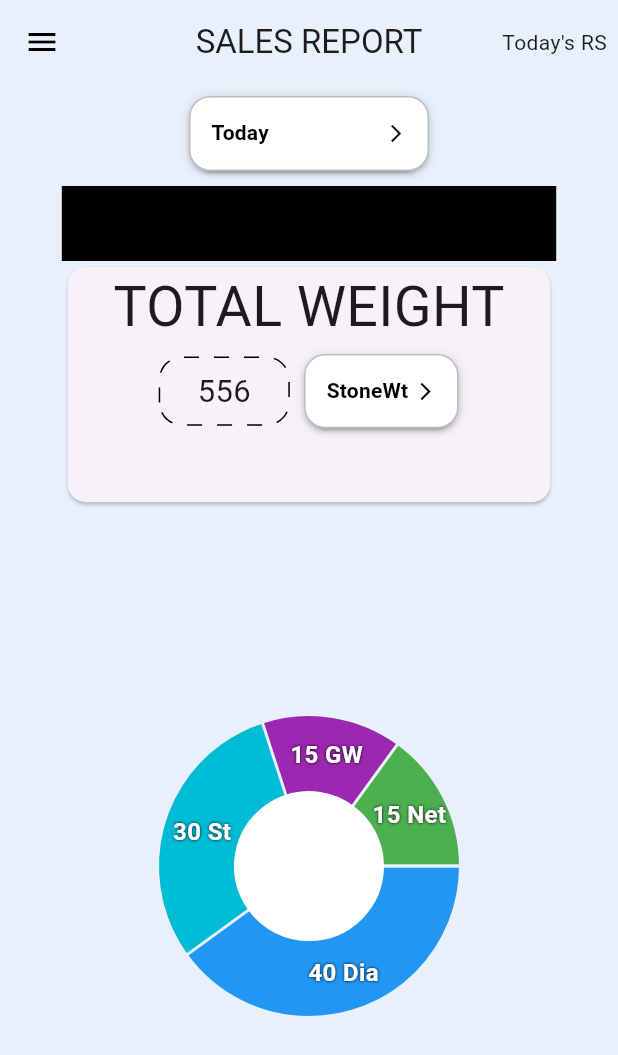
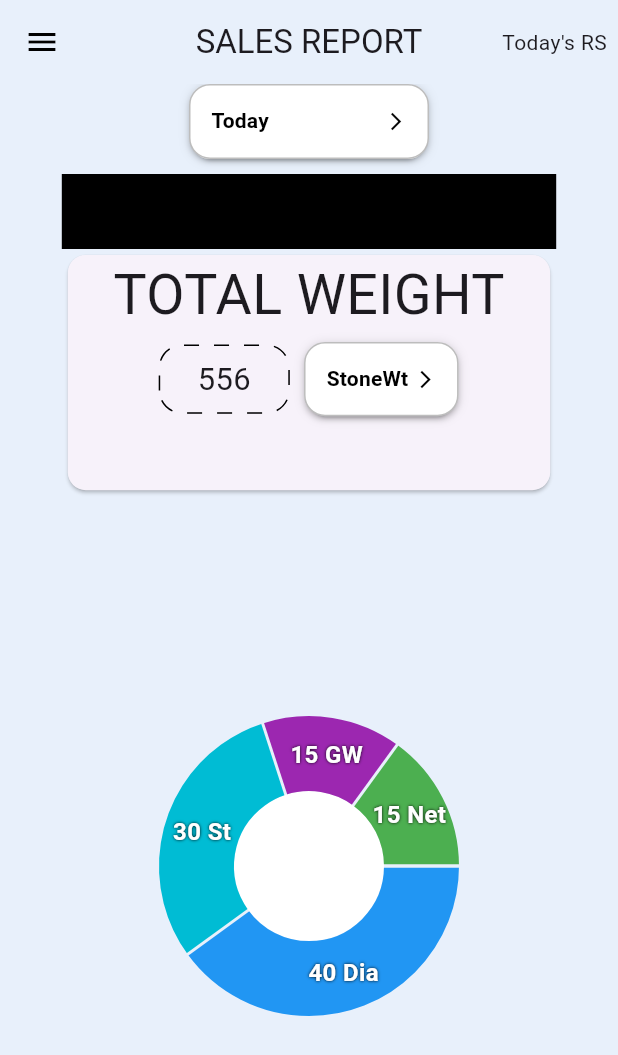
Before and after one commit to gaseer/gramboo_sales_details, a Flutter app: the screen it shows after launch, on a phone screen of 412 x 824 dp. Shown: the top 1055 px of the screen. Run offline on Flutter 3.47's test engine with Material 3 defaults, Android fonts, the phone set to English and light mode, and no system bars; drawn by our look-alikes of dotted_border, dropdown_button2, fl_chart; our stand-ins replace flutter_riverpod, fpdart.

Commit message:
added pie chart, reduced widgets

```diff
--- a/lib/features/sales_report/screens/salesReport_screen.dart
+++ b/lib/features/sales_report/screens/salesReport_screen.dart
@@ -35,10 +35,7 @@ class _SalesReportScreenState extends ConsumerState<SalesReportScreen> {
         actions: [Text("Today's RS  ")],
       ),
       drawer: const Drawer(),
-      body: Padding(
-        padding: const EdgeInsets.all(8.0),
-        child: Center(
-          child: Column(
+      body: Column(
         children: [
           CustomDropDown(
             dropList: const ["Today", "Yesterday", "This month"],
@@ -122,8 +119,8 @@ class _SalesReportScreenState extends ConsumerState<SalesReportScreen> {
                         touchedIndex = -1;
                         return;
                       }
-                          touchedIndex = pieTouchResponse
-                              .touchedSection!.touchedSectionIndex;
+                      touchedIndex =
+                          pieTouchResponse.touchedSection!.touchedSectionIndex;
                     });
                   },
                 ),
@@ -138,8 +135,6 @@ class _SalesReportScreenState extends ConsumerState<SalesReportScreen> {
             ),
           ),
         ],
-          ),
-        ),
       ),
     );
   }
```
Lines whose indentation alone changed are shown as unchanged.
